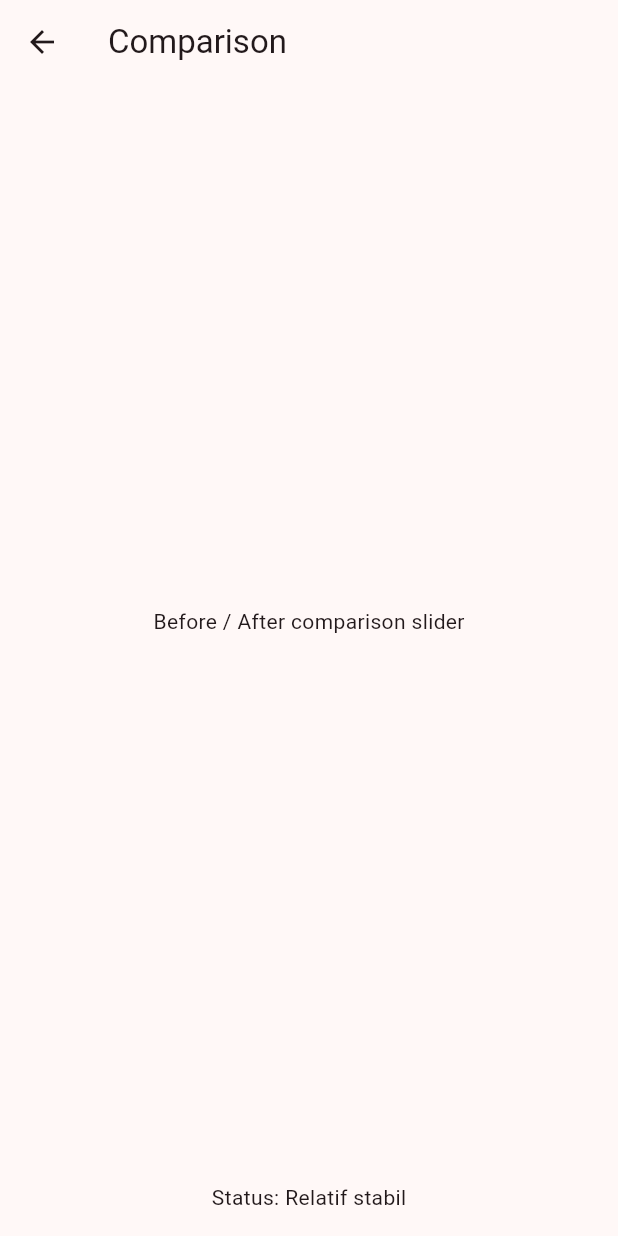
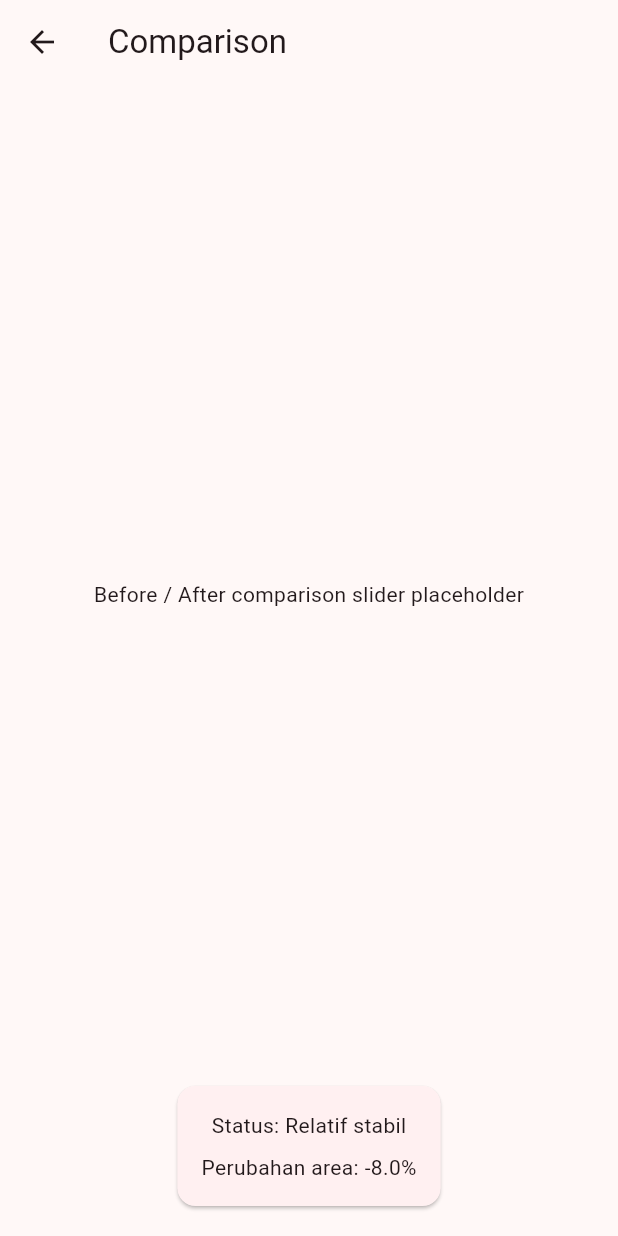
Before and after one commit to mcieyelashes-boop/hematrack1, a Flutter app: the ComparisonScreen screen opened directly, on a phone screen of 412 x 824 dp. Run offline on Flutter 3.47's test engine with Material 3 defaults, Android fonts, the phone set to English and light mode, and no system bars.

Commit message:
Enhance comparison screen with measurement logic

```diff
--- a/lib/screens/comparison_screen.dart
+++ b/lib/screens/comparison_screen.dart
@@ -1,20 +1,49 @@
 import 'package:flutter/material.dart';
+
+import '../services/measurement_service.dart';
 
 class ComparisonScreen extends StatelessWidget {
   const ComparisonScreen({super.key});
 
   @override
   Widget build(BuildContext context) {
+    final measurement = MeasurementService();
+    const baseline = 100.0;
+    const current = 92.0;
+    final status = measurement.classifyChange(
+      baselineArea: baseline,
+      currentArea: current,
+    );
+    final percent = measurement.percentChange(
+      baselineArea: baseline,
+      currentArea: current,
+    );
+
     return Scaffold(
       appBar: AppBar(title: const Text('Comparison')),
-      body: Column(
-        children: const [
-          Expanded(child: Center(child: Text('Before / After comparison slider'))),
-          Padding(
-            padding: EdgeInsets.all(16),
-            child: Text('Status: Relatif stabil'),
-          )
-        ],
+      body: Padding(
+        padding: const EdgeInsets.all(16),
+        child: Column(
+          children: [
+            const Expanded(
+              child: Center(
+                child: Text('Before / After comparison slider placeholder'),
+              ),
+            ),
+            Card(
+              child: Padding(
+                padding: const EdgeInsets.all(16),
+                child: Column(
+                  children: [
+                    Text('Status: $status'),
+                    const SizedBox(height: 8),
+                    Text('Perubahan area: ${percent.toStringAsFixed(1)}%'),
+                  ],
+                ),
+              ),
+            )
+          ],
+        ),
       ),
     );
   }
```
